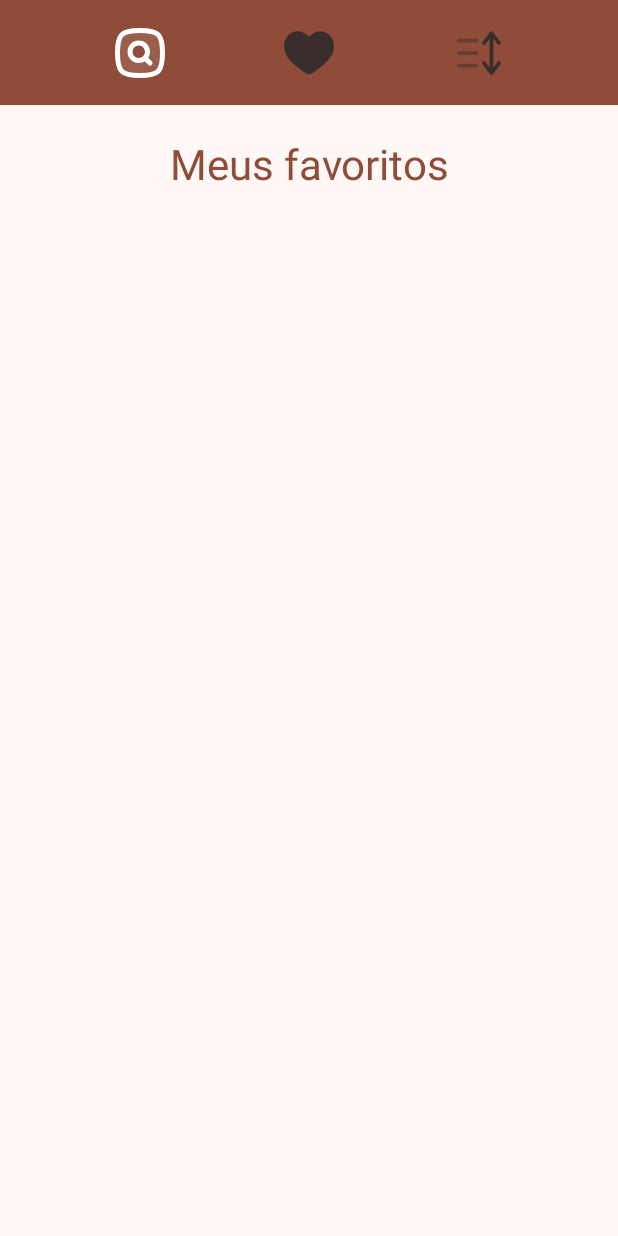
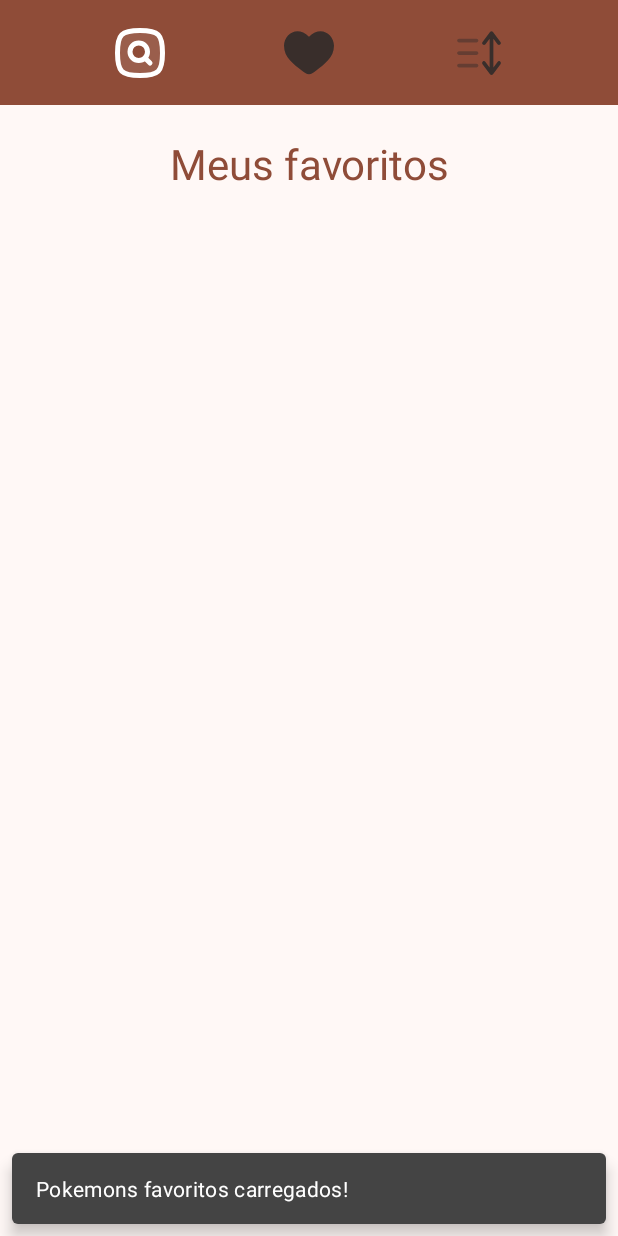
Before and after one commit to jjakob10/PokemonApp, an Android app: the fragment FavoriteListFragment placed in its activity, on a phone screen of 412 x 824 dp. Run offline under Robolectric (Android 15) with nearby library versions, the phone set to English and light mode, and no system bars; our stand-ins replace Room's generated code.

Commit message:
refactor: Replace Toasts with Snackbars in FavoriteListFragment
Replaces all `Toast` notifications with `Snackbar` messages for a more consistent and modern UI feedback mechanism.

- Introduces a new private helper function, `makeSnack(msg: Int)`, to create and show `Snackbar` instances, reducing code duplication.
- Updates the `setObserver` method to use this new `makeSnack` function for displaying messages related to finding favorites, deletion failures, and undo actions.
- Unused imports for `Toast` and other irrelevant components have been removed.

```diff
--- a/app/src/main/java/com/example/pokemonapp/ui/FavoriteListFragment.kt
+++ b/app/src/main/java/com/example/pokemonapp/ui/FavoriteListFragment.kt
@@ -6,19 +6,16 @@ import androidx.fragment.app.Fragment
 import android.view.LayoutInflater
 import android.view.View
 import android.view.ViewGroup
-import android.widget.Toast
 import androidx.lifecycle.Observer
 import androidx.lifecycle.ViewModelProvider
 import androidx.recyclerview.widget.LinearLayoutManager
 import com.example.pokemonapp.R
 import com.example.pokemonapp.databinding.FragmentFavoriteListBinding
-import com.example.pokemonapp.databinding.FragmentSearchBinding
 import com.example.pokemonapp.repository.data.model.PokemonModel
 import com.example.pokemonapp.ui.adapter.ListFavoriteAdapter
 import com.example.pokemonapp.ui.listener.OnPokemonListener
 import com.example.pokemonapp.utils.Constants
 import com.example.pokemonapp.viewModel.FavoriteListViewModel
-import com.example.pokemonapp.viewModel.SearchViewModel
 import com.google.android.material.snackbar.Snackbar
 
 class FavoriteListFragment : Fragment(R.layout.fragment_search) {
@@ -62,13 +59,13 @@ class FavoriteListFragment : Fragment(R.layout.fragment_search) {
     }
 
     fun setObserver() {
-        favoriteListVM.getListMsg().observe(viewLifecycleOwner, Observer {
+        favoriteListVM.getListMsg().observe(viewLifecycleOwner, Observer { it ->
             if (it == Constants.MSGS.SUCCESS){
-                Toast.makeText(context, R.string.favorite_found, Toast.LENGTH_SHORT).show()
+                makeSnack(R.string.favorite_found)
             } else if (it == Constants.MSGS.NOT_FOUND){
-                Toast.makeText(context, R.string.not_found, Toast.LENGTH_SHORT).show()
+                makeSnack(R.string.not_found)
             }else if(it == Constants.MSGS.DELETE_FAIL){
-                Toast.makeText(context, R.string.delete_fail, Toast.LENGTH_SHORT).show()
+                makeSnack(R.string.delete_fail)
             }else if(it == Constants.MSGS.DELETE_SUCCESS){
                 val snack = Snackbar.make(binding.recyclerListFavorites, R.string.delete_sucess, Snackbar.LENGTH_SHORT)
                 snack.setBackgroundTint(Color.DKGRAY)
@@ -77,15 +74,14 @@ class FavoriteListFragment : Fragment(R.layout.fragment_search) {
 
                 snack.setAction(R.string.undo, View.OnClickListener {
                     favoriteListVM.cancelDelete()
-//                    Snackbar.make(binding.mainLayout, "Acionar ação de desfazer", Snackbar.LENGTH_SHORT).show()
                 })
 
                 snack.show()
 
             }else if(it == Constants.MSGS.DELETE_CANCEL){
-                Toast.makeText(context, R.string.delete_cancel, Toast.LENGTH_SHORT).show()
+                makeSnack(R.string.delete_cancel)
             }else if(it == Constants.MSGS.DELETE_CANCEL_FAIL){
-                Toast.makeText(context, R.string.delete_cancel_fail, Toast.LENGTH_SHORT).show()
+                makeSnack(R.string.delete_cancel_fail)
             }
         })
 
@@ -93,6 +89,15 @@ class FavoriteListFragment : Fragment(R.layout.fragment_search) {
             adapter.updatePokemonList(it)
         })
     }
+
+    private fun makeSnack(msg: Int){
+        val snack = Snackbar.make(binding.recyclerListFavorites, msg, Snackbar.LENGTH_SHORT)
+        snack.setBackgroundTint(Color.DKGRAY)
+        snack.setTextColor(Color.WHITE)
+        snack.setTextMaxLines(1)
+        snack.show()
+    }
+
     override fun onDestroyView() {
         super.onDestroyView()
         _binding = null
```
